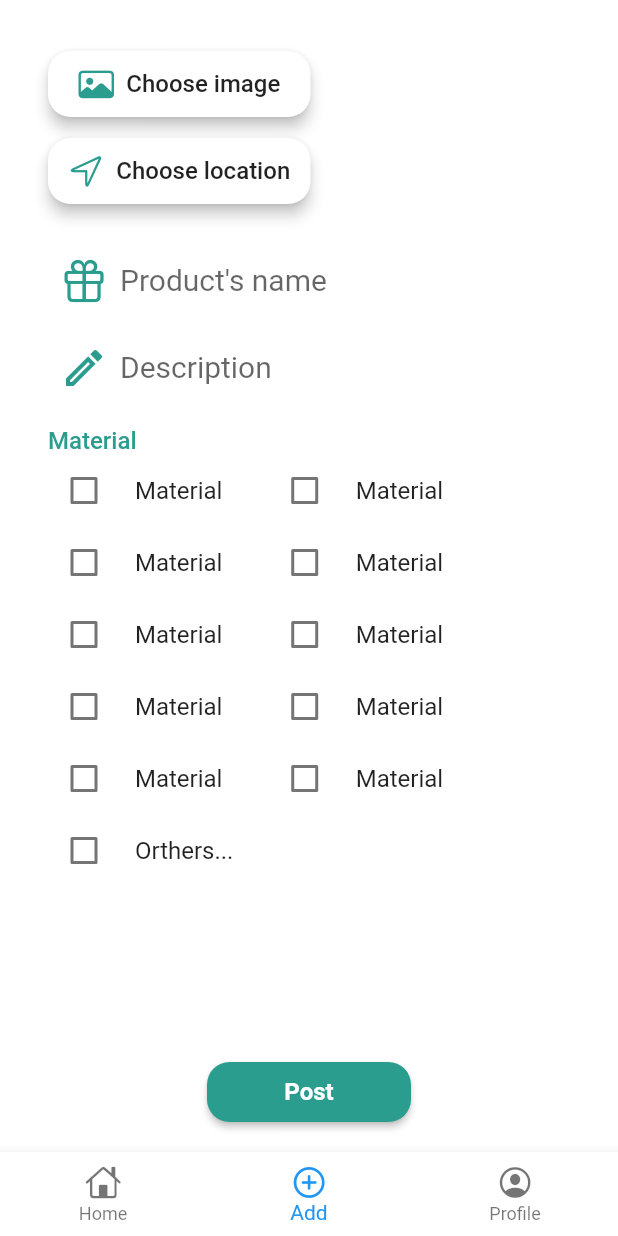
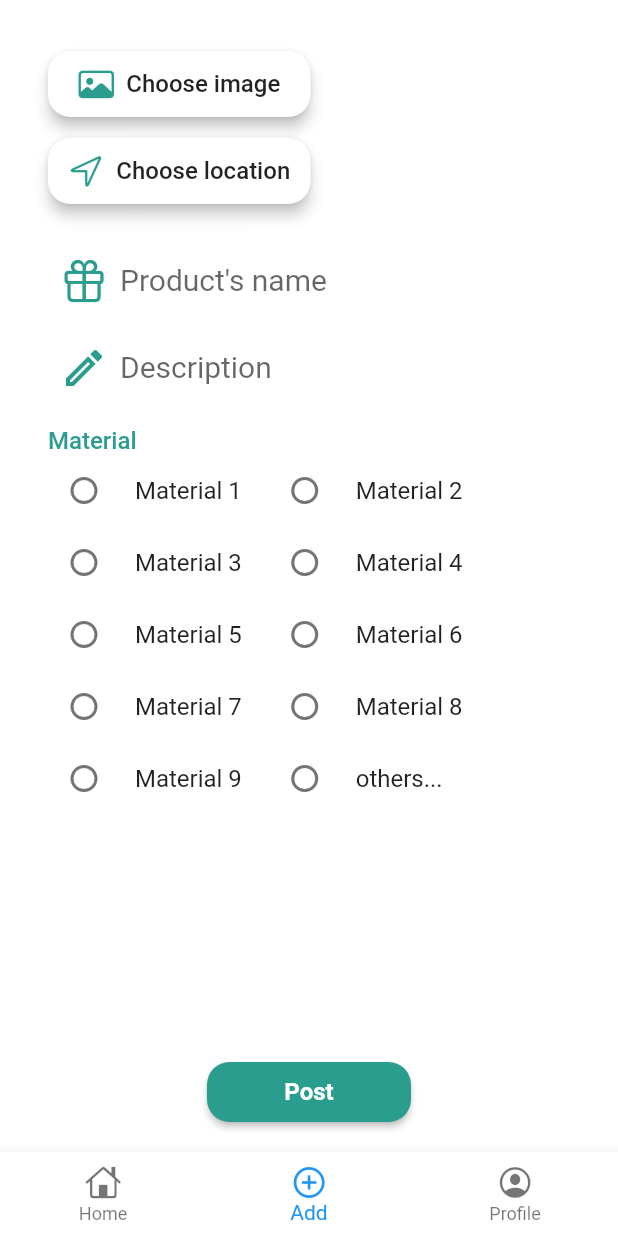
Before and after one commit to TrungHieu-HCMUIT/Greuse_GSC2021, a Flutter app: the screen it shows once a user with an empty profile is signed in, item 2 of the bottom bar chosen, on a phone screen of 412 x 824 dp. Run offline on Flutter 3.47's test engine with Material 2 defaults, Android fonts, the phone set to English and light mode, and no system bars; our stand-ins replace firebase_auth, firebase_core, google_sign_in; accounts and stored records are empty; network calls fail.

Commit message:
UI(AddScreen): Using Radio instead of Checkbox

```diff
--- a/lib/screens/add_screen.dart
+++ b/lib/screens/add_screen.dart
@@ -13,19 +13,19 @@ class _AddScreenState extends State<AddScreen> {
   final _descriptionController = TextEditingController();
   final _productNameFocusNode = FocusNode();
   final _descriptionFocusNode = FocusNode();
-  final _materials = [
-    'Material',
-    'Material',
-    'Material',
-    'Material',
-    'Material',
-    'Material',
-    'Material',
-    'Material',
-    'Material',
-    'Material',
-    'Orthers...',
+  var _materials = [
+    'Material 1',
+    'Material 2',
+    'Material 3',
+    'Material 4',
+    'Material 5',
+    'Material 6',
+    'Material 7',
+    'Material 8',
+    'Material 9',
+    'others...',
   ];
+  String _material;
 
   void _showSucceedDialog(BuildContext context) {
     showDialog(
@@ -63,6 +63,23 @@ class _AddScreenState extends State<AddScreen> {
         ),
       ),
     );
+  }
+
+  List<Widget> _buildRadioList() {
+    final newList = <Widget>[];
+    for (int i = 0; i < _materials.length; i++) {
+      final m = _materials[i];
+      newList.add(MyRadio(
+          value: m,
+          label: m,
+          groupValue: _material,
+          onChanged: (value) {
+            setState(() {
+              _material = value;
+            });
+          }));
+    }
+    return newList;
   }
 
   @override
@@ -119,13 +136,7 @@ class _AddScreenState extends State<AddScreen> {
                   ),
                 ),
                 Wrap(
-                  children: _materials
-                      .map((m) => MyCheckBox(
-                            value: false,
-                            label: m,
-                            onChanged: (value) {},
-                          ))
-                      .toList(),
+                  children: _buildRadioList(),
                 ),
               ],
             ),
@@ -136,13 +147,15 @@ class _AddScreenState extends State<AddScreen> {
   }
 }
 
-class MyCheckBox extends StatelessWidget {
+class MyRadio extends StatelessWidget {
   final String label;
-  final bool value;
+  final dynamic value;
+  final dynamic groupValue;
   final Function onChanged;
-  MyCheckBox({
+  MyRadio({
     @required this.value,
     @required this.label,
+    @required this.groupValue,
     @required this.onChanged,
   });
 
@@ -152,8 +165,9 @@ class MyCheckBox extends StatelessWidget {
       width: MediaQuery.of(context).size.width / 2.8,
       child: Row(
         children: [
-          Checkbox(
+          Radio(
             value: value,
+            groupValue: groupValue,
             onChanged: onChanged,
           ),
           SizedBox(width: 10.0),
```
